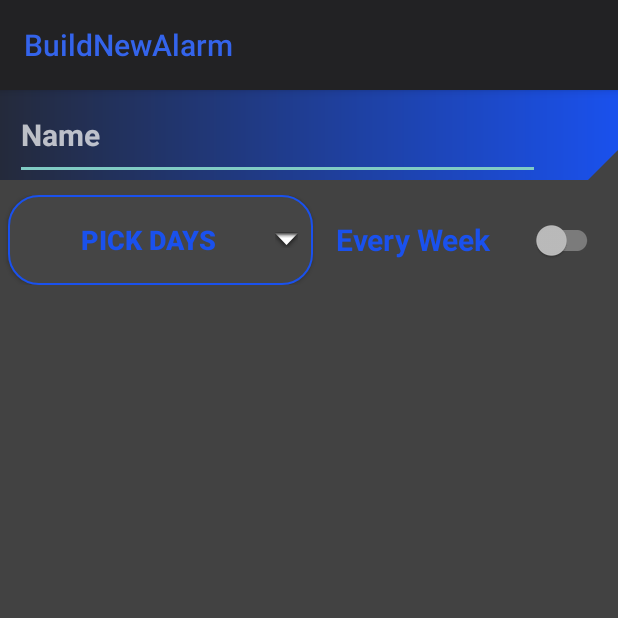
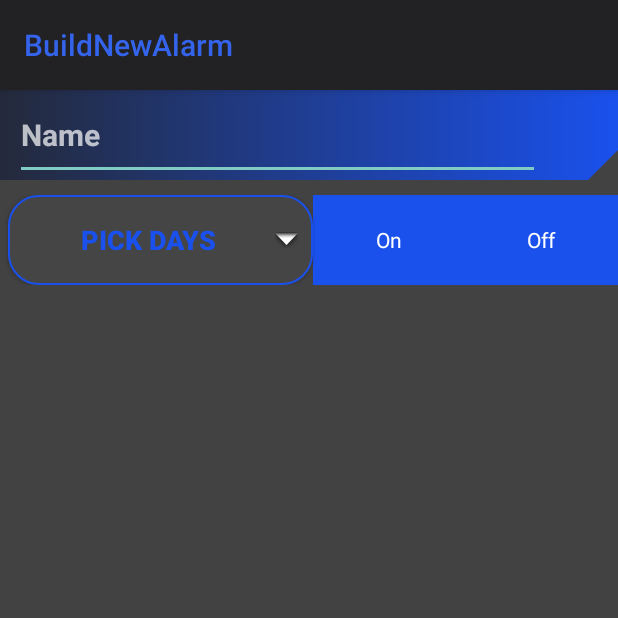
Before and after one commit to Keithoh92/MultiAlarmClock, an Android app: the screen it shows after launch (BuildNewAlarm), on a phone screen of 412 x 824 dp, the top half of it. Run offline under Robolectric (Android 15) with nearby library versions, the phone set to English and light mode, and no system bars.

Commit message:
Added radio button to build alarm UI

```diff
--- a/app/build.gradle
+++ b/app/build.gradle
@@ -4,13 +4,13 @@ plugins {
 apply plugin: 'kotlin-android'
 
 android {
-    compileSdkVersion 30
+    compileSdkVersion 31
     buildToolsVersion "30.0.2"
 
     defaultConfig {
         applicationId "com.example.multialarmclock"
         minSdkVersion 21
-        targetSdkVersion 30
+        targetSdkVersion 31
         versionCode 1
         versionName "1.0"
         vectorDrawables.useSupportLibrary = true
--- a/app/src/main/java/com/example/multialarmclock/BuildNewAlarm.kt
+++ b/app/src/main/java/com/example/multialarmclock/BuildNewAlarm.kt
@@ -3,7 +3,10 @@ package com.example.multialarmclock
 import android.graphics.drawable.shapes.Shape
 import androidx.appcompat.app.AppCompatActivity
 import android.os.Bundle
+import android.widget.Button
 import android.widget.EditText
+import android.widget.RadioButton
+import android.widget.RadioGroup
 import androidx.appcompat.widget.Toolbar
 
 import com.google.android.material.imageview.ShapeableImageView
@@ -17,6 +20,11 @@ class BuildNewAlarm : AppCompatActivity() {
     var shape_layout2: ShapeableImageView? = null
 //    var relative_layout: View? = null
 
+    var days_dialog_button: Button? = null
+    var radio_group: RadioGroup? = null
+    var onRadioButton: RadioButton? = null
+    var offRadioButton: RadioButton? = null
+
 
     override fun onCreate(savedInstanceState: Bundle?) {
         super.onCreate(savedInstanceState)
@@ -29,8 +37,11 @@ class BuildNewAlarm : AppCompatActivity() {
         edit_name = findViewById(R.id.edit_name)
 //        edit_name2 = findViewById(R.id.edit_name2)
         shape_layout = findViewById(R.id.shape_corner)
-        shape_layout2 = findViewById(R.id.shape_corner2)
-
+//        shape_layout2 = findViewById(R.id.shape_corner2)
+        days_dialog_button = findViewById(R.id.days_dialog_button)
+        radio_group = findViewById(R.id.toggle_id)
+        onRadioButton = findViewById(R.id.toggle_on)
+        offRadioButton = findViewById(R.id.toggle_off)
 
     }
 }
--- /dev/null
+++ b/app/src/main/res/drawable/toggle_switch_background.xml
@@ -0,0 +1,6 @@
+<?xml version="1.0" encoding="UTF-8" standalone="no"?>
+<selector xmlns:android="http://schemas.android.com/apk/res/android">
+    <item android:drawable="@color/blue" android:state_checked="true" />
+    <item android:drawable="@color/blue" android:state_pressed="true" />
+    <item android:drawable="@color/blue" />
+</selector>
--- /dev/null
+++ b/app/src/main/res/drawable/toggle_switch_colour.xml
@@ -0,0 +1,8 @@
+<shape xmlns:android="http://schemas.android.com/apk/res/android"
+    android:shape="rectangle">
+    <corners android:radius="2dp" />
+    <solid android:color="#424242" />
+    <stroke
+        android:width="1dp"
+        android:color="#1a51ed" />
+</shape>
--- a/app/src/main/res/layout/activity_build_new_alarm.xml
+++ b/app/src/main/res/layout/activity_build_new_alarm.xml
@@ -89,21 +89,58 @@
 
             </Button>
 
-                <androidx.appcompat.widget.SwitchCompat
-                    android:id="@+id/weekly_switch"
+<!--                <androidx.appcompat.widget.SwitchCompat-->
+<!--                    android:id="@+id/weekly_switch"-->
+<!--                    android:layout_width="0dp"-->
+<!--                    android:layout_weight="1"-->
+<!--                    android:text="Every Week"-->
+<!--                    android:paddingLeft="15dp"-->
+<!--                    app:switchMinWidth="20dp"-->
+<!--                    android:paddingRight="10dp"-->
+<!--                    android:textColor="#1a51ed"-->
+<!--                    android:textSize="20dp"-->
+<!--                    android:textStyle="bold"-->
+<!--                    android:layout_height="match_parent"-->
+<!--                    android:layout_below="@+id/edit_name">-->
+
+<!--                </androidx.appcompat.widget.SwitchCompat>-->
+            <RadioGroup
+                android:id="@+id/toggle_id"
+                android:layout_width="0dp"
+                android:layout_weight="1"
+                android:layout_height="match_parent"
+                android:orientation="horizontal"
+                android:background="@drawable/toggle_switch_colour"
+                >
+
+                <RadioButton
+                    android:id="@+id/toggle_on"
                     android:layout_width="0dp"
+                    android:layout_height="match_parent"
                     android:layout_weight="1"
-                    android:text="Every Week"
-                    android:paddingLeft="15dp"
-                    app:switchMinWidth="20dp"
-                    android:paddingRight="10dp"
-                    android:textColor="#1a51ed"
-                    android:textSize="20dp"
-                    android:textStyle="bold"
+                    android:button="@null"
+                    android:gravity="center"
+                    android:text="On"
+                    android:textColor="@color/white"
+                    android:background="@drawable/toggle_switch_background"
+                    />
+
+                <RadioButton
+                    android:id="@+id/toggle_off"
+                    android:layout_width="0dp"
                     android:layout_height="match_parent"
-                    android:layout_below="@+id/edit_name">
+                    android:layout_weight="1"
+                    android:button="@null"
+                    android:gravity="center"
+                    android:text="Off"
+                    android:textColor="@color/white"
+                    android:background="@drawable/toggle_switch_background"
+                    />
 
-                </androidx.appcompat.widget.SwitchCompat>
+            </RadioGroup>
+
+
+
             </LinearLayout>
 
 
--- a/app/src/main/res/values/colors.xml
+++ b/app/src/main/res/values/colors.xml
@@ -7,4 +7,5 @@
     <color name="teal_700">#FF018786</color>
     <color name="black">#FF000000</color>
     <color name="white">#FFFFFFFF</color>
+    <color name="blue">#1a51ed</color>
 </resources>
```
